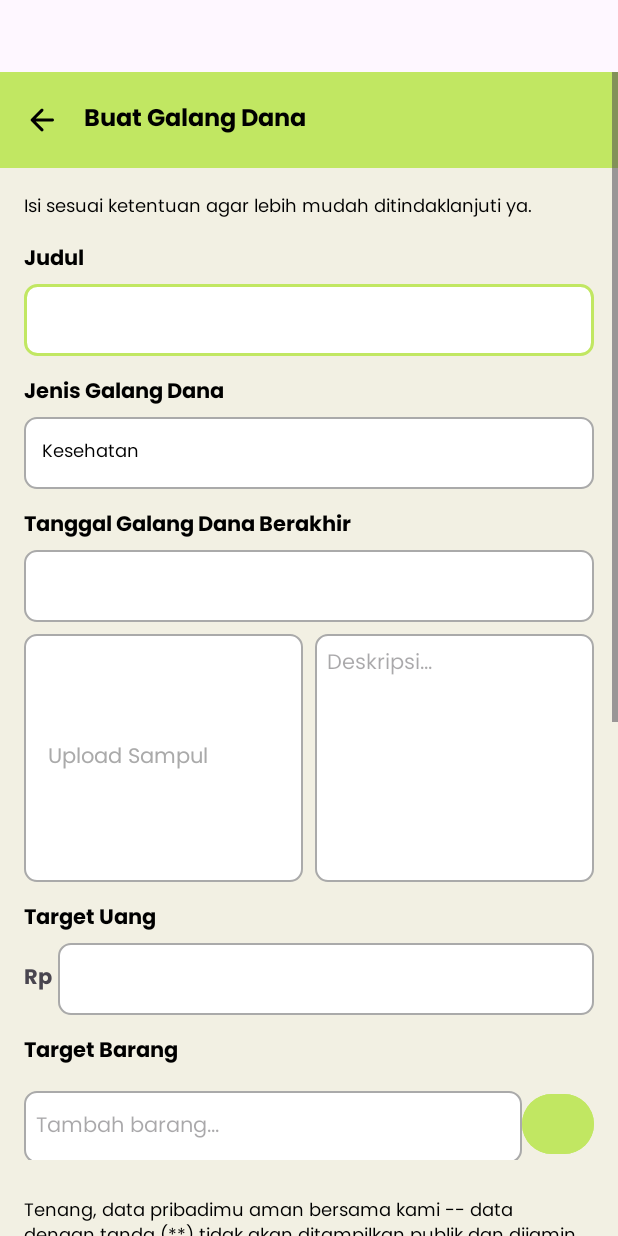
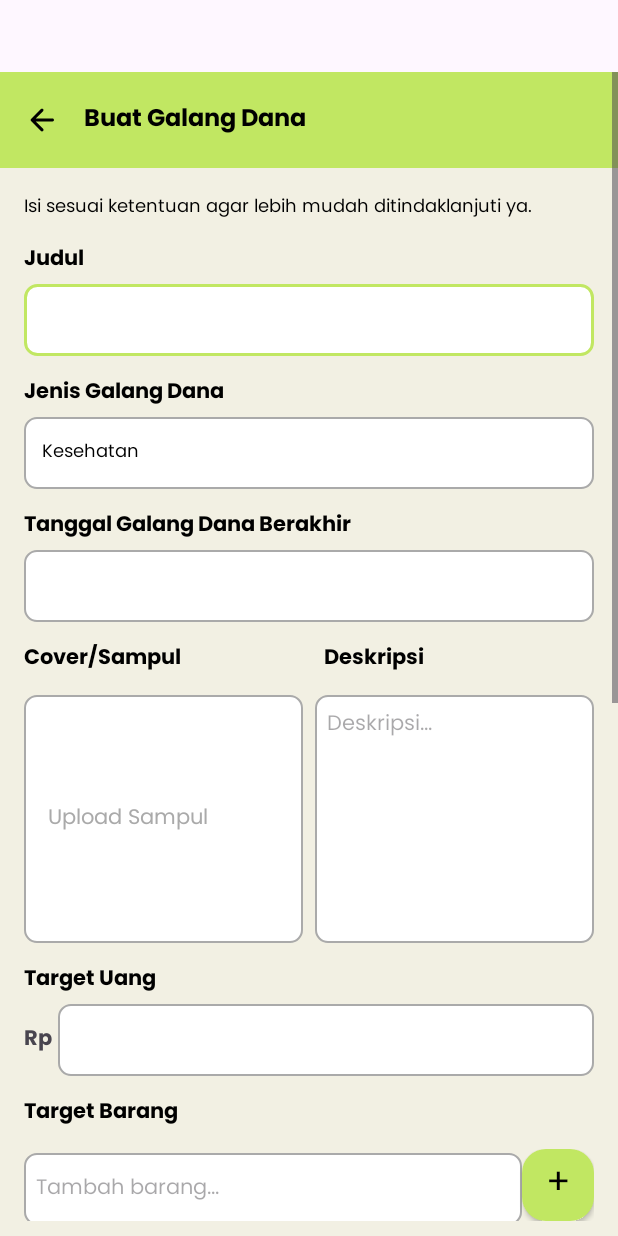
Before and after one commit to gresss27/Rahmat-UX, an Android app: the CreateCampaignActivity screen opened directly, with no data from a screen before it, on a phone screen of 412 x 824 dp. Run offline under Robolectric (Android 15) with nearby library versions, the phone set to English and light mode, and no system bars; our stand-ins replace CircleImageView, FlexboxLayout.

Commit message:
Galang Dana (52% - Oxy)

```diff
--- a/app/src/main/res/layout/activity_create_campaign.xml
+++ b/app/src/main/res/layout/activity_create_campaign.xml
@@ -90,6 +90,16 @@
             android:padding="8dp" />
 
         <!-- Cover dan Deskripsi -->
+            <LinearLayout
+                android:layout_width="match_parent"
+                android:layout_height="wrap_content">
+                <TextView android:text="Cover/Sampul" style="@style/LabelStyle"
+                    android:layout_height="wrap_content"
+                    android:layout_width="200dp"/>
+                <TextView android:text="Deskripsi" style="@style/LabelStyle"
+                    android:layout_height="wrap_content"
+                    android:layout_width="match_parent"/>
+            </LinearLayout>
         <LinearLayout
             android:layout_width="match_parent"
             android:layout_height="wrap_content"
@@ -184,13 +194,14 @@
                     android:inputType="text"
                     android:textSize="14sp"/>
 
-                <Button
+                <androidx.appcompat.widget.AppCompatButton
                     android:id="@+id/btnAddItem"
                     android:layout_width="48dp"
                     android:layout_height="48dp"
                     android:text="+"
-                    android:textSize="18sp"
+                    android:textSize="24sp"
                     android:textColor="@android:color/black"
+                    android:background="@drawable/rounded_green_button"
                     android:backgroundTint="@color/green_primary"
                     android:textAllCaps="false" />
             </LinearLayout>
```
